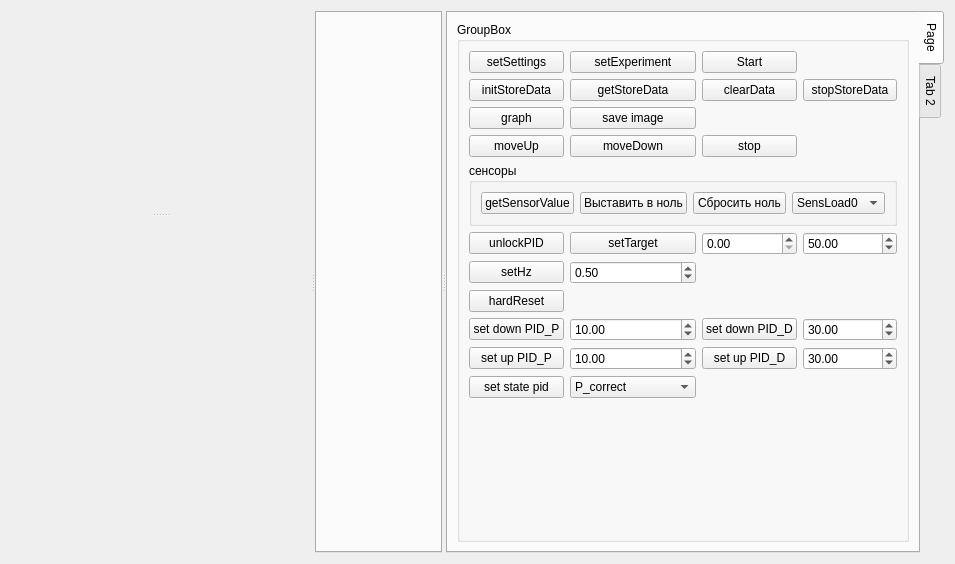
Qt form pg-liga/experimentview.ui (predbannikov/pg-liga) before a commit.
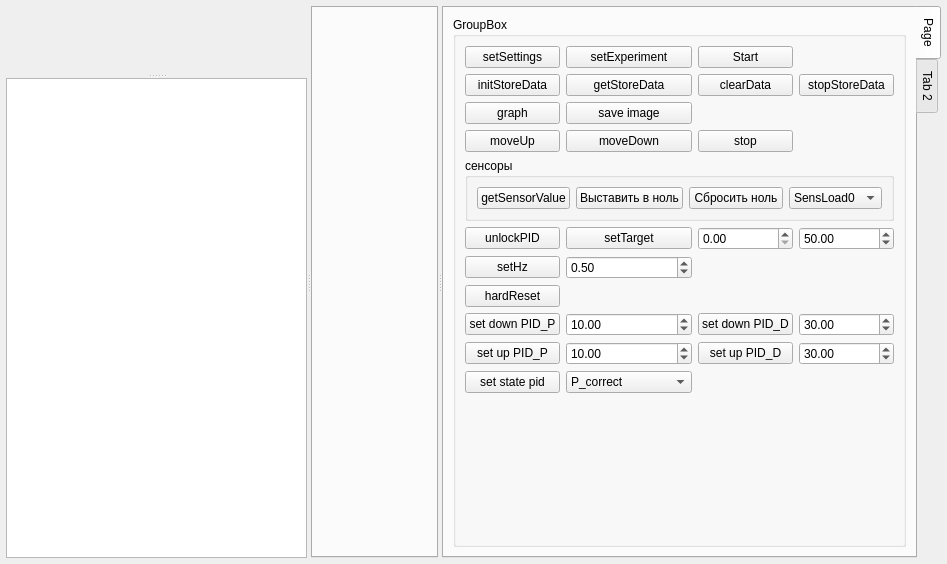
The same form after that commit.

Patch:
```diff
--- a/pg-liga/experimentview.ui
+++ b/pg-liga/experimentview.ui
@@ -6,7 +6,7 @@
    <rect>
     <x>0</x>
     <y>0</y>
-    <width>929</width>
+    <width>947</width>
     <height>564</height>
    </rect>
   </property>
@@ -14,6 +14,21 @@
    <string>Form</string>
   </property>
   <layout class="QGridLayout" name="gridLayout">
+   <property name="leftMargin">
+    <number>6</number>
+   </property>
+   <property name="topMargin">
+    <number>6</number>
+   </property>
+   <property name="rightMargin">
+    <number>6</number>
+   </property>
+   <property name="bottomMargin">
+    <number>6</number>
+   </property>
+   <property name="spacing">
+    <number>3</number>
+   </property>
    <item row="0" column="0">
     <widget class="QSplitter" name="splitter">
      <property name="orientation">
@@ -21,8 +36,29 @@
      </property>
      <widget class="QWidget" name="widget" native="true">
       <layout class="QGridLayout" name="gridLayout_4">
+       <property name="leftMargin">
+        <number>0</number>
+       </property>
+       <property name="topMargin">
+        <number>0</number>
+       </property>
+       <property name="rightMargin">
+        <number>0</number>
+       </property>
+       <property name="bottomMargin">
+        <number>0</number>
+       </property>
+       <property name="spacing">
+        <number>0</number>
+       </property>
        <item row="0" column="0">
-        <widget class="QSplitter" name="splitter_2">
+        <widget class="QSplitter" name="splitVertLeftPanel">
+         <property name="frameShadow">
+          <enum>QFrame::Sunken</enum>
+         </property>
+         <property name="midLineWidth">
+          <number>3</number>
+         </property>
          <property name="orientation">
           <enum>Qt::Vertical</enum>
          </property>
@@ -50,14 +86,51 @@
             <rect>
              <x>0</x>
              <y>0</y>
-             <width>300</width>
-             <height>507</height>
+             <width>309</width>
+             <height>69</height>
             </rect>
            </property>
-           <layout class="QVBoxLayout" name="verticalLayout"/>
+           <layout class="QVBoxLayout" name="verticalLayout">
+            <property name="spacing">
+             <number>0</number>
+            </property>
+            <property name="leftMargin">
+             <number>0</number>
+            </property>
+            <property name="topMargin">
+             <number>0</number>
+            </property>
+            <property name="rightMargin">
+             <number>0</number>
+            </property>
+            <property name="bottomMargin">
+             <number>0</number>
+            </property>
+           </layout>
           </widget>
          </widget>
-         <widget class="QWidget" name="widget_2" native="true"/>
+         <widget class="QWidget" name="wgtUserLog" native="true">
+          <layout class="QVBoxLayout" name="verticalLayout_4">
+           <property name="spacing">
+            <number>0</number>
+           </property>
+           <property name="leftMargin">
+            <number>0</number>
+           </property>
+           <property name="topMargin">
+            <number>0</number>
+           </property>
+           <property name="rightMargin">
+            <number>0</number>
+           </property>
+           <property name="bottomMargin">
+            <number>0</number>
+           </property>
+           <item>
+            <widget class="QTextEdit" name="textEdit_2"/>
+           </item>
+          </layout>
+         </widget>
         </widget>
        </item>
       </layout>
```
